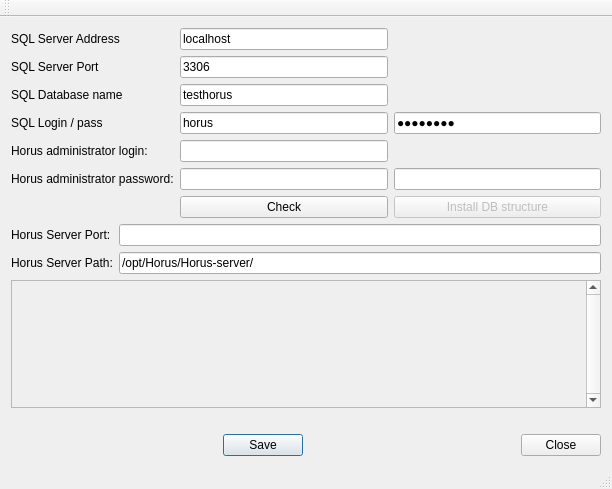
Before: the Qt Designer form Installer/Configuration/HorusXconf/mainwindow.ui in freakyzoidberg/horus-edu, drawn with Qt 5.
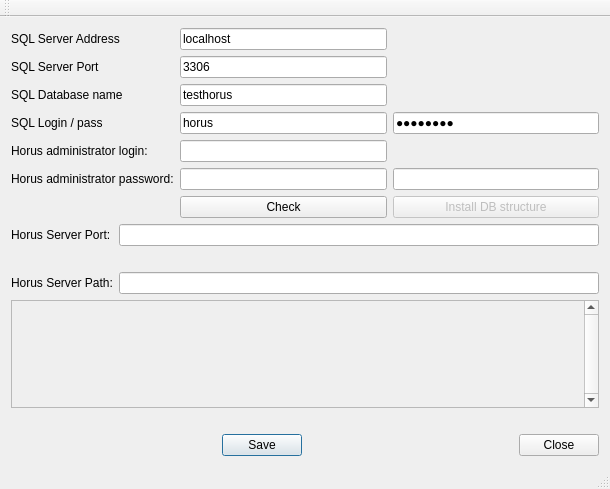
After: the same form once the commit is applied.

Patch:
```diff
--- a/Installer/Configuration/HorusXconf/mainwindow.ui
+++ b/Installer/Configuration/HorusXconf/mainwindow.ui
@@ -6,7 +6,7 @@
    <rect>
     <x>0</x>
     <y>0</y>
-    <width>612</width>
+    <width>610</width>
     <height>489</height>
    </rect>
   </property>
@@ -188,7 +188,7 @@
     </item>
     <item row="3" column="0">
      <layout class="QGridLayout" name="gridLayout_2">
-      <item row="3" column="1">
+      <item row="4" column="1">
        <widget class="QLabel" name="label_9">
         <property name="text">
          <string>Horus Server Path:</string>
@@ -198,10 +198,10 @@
       <item row="2" column="2">
        <widget class="QLineEdit" name="lineEdit_13"/>
       </item>
-      <item row="3" column="2">
+      <item row="4" column="2">
        <widget class="QLineEdit" name="lineEdit_16">
         <property name="text">
-         <string>/opt/Horus/Horus-server/</string>
+         <string/>
         </property>
        </widget>
       </item>
@@ -212,6 +212,13 @@
         </property>
        </widget>
       </item>
+      <item row="3" column="1" colspan="2">
+       <widget class="QLabel" name="label_8">
+        <property name="text">
+         <string/>
+        </property>
+       </widget>
+      </item>
      </layout>
     </item>
     <item row="4" column="0">
@@ -241,7 +248,7 @@
           <rect>
            <x>0</x>
            <y>0</y>
-           <width>577</width>
+           <width>575</width>
            <height>76</height>
           </rect>
          </property>
```
Left out of the diff: 2 changed lines with no effect on the pictures.
